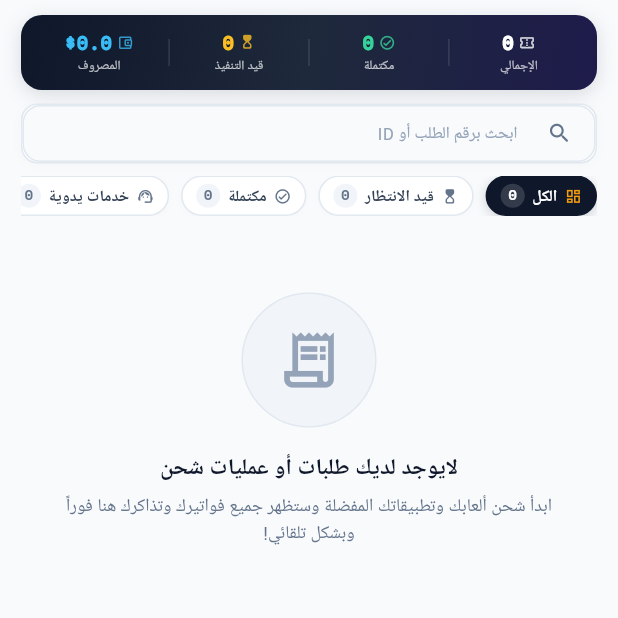
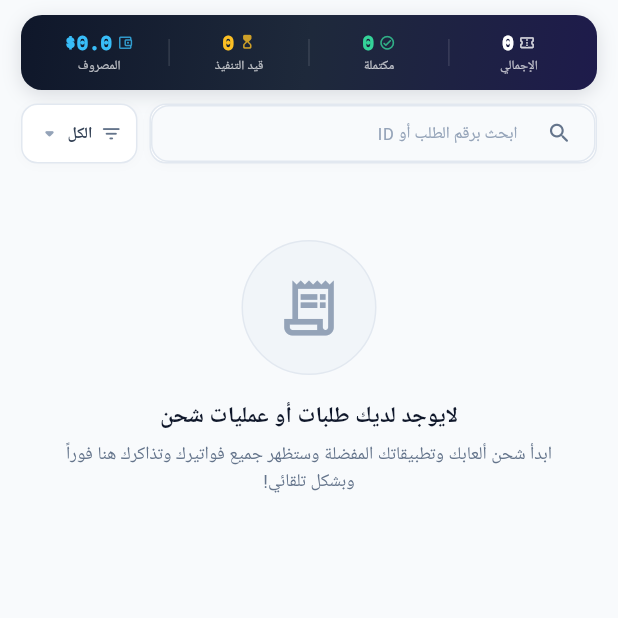
Before and after one commit to jihad2jtr/chargex_store, a Flutter app: the OrdersHistoryScreen screen opened directly, on a phone screen of 412 x 824 dp, the top half of it. Run offline on Flutter 3.47's test engine with Material 3 defaults, Android fonts, the phone set to English and light mode, and no system bars; our stand-ins replace barcode_widget, firebase_core, firebase_messaging, google_fonts, image_picker, pdf and 3 more; accounts and stored records are empty; network calls fail; Roboto replaces fonts that are missing (Cairo).

Commit message:
feat(user): replace filter chips with dropdown menu beside search bar
- Combine search bar and filter list in a single horizontal row layout
- Replace tactile filter pills with a dropdown filter menu next to search input
- Create centralized source for status filter options used by button and menu
- Highlight active filter visually on dropdown button with color and shadow
- Implement dropdown menu with icons, labels, and counts for each filter option
- Improve UI responsiveness by constraining dropdown width and adjusting paddings
- Update test to verify dropdown filter functionality and selection persistence

```diff
--- a/mobile/lib/screens/user/orders_history_screen.dart
+++ b/mobile/lib/screens/user/orders_history_screen.dart
@@ -219,12 +219,8 @@ class _OrdersHistoryScreenState extends State<OrdersHistoryScreen> {
             ),
             const SizedBox(height: 9),
 
-            // 2. Real-time Search Input
-            _buildSearchBar(),
-            const SizedBox(height: 8),
-
-            // 3. Tactile Filter Pills (الحالة)
-            _buildFilterChips(
+            // 2. البحث + قائمة الفلاتر في صف واحد: القائمة بجانب المستطيل
+            _buildSearchAndFilterRow(
               totalCount: allOrders.length,
               completedCount: completedCount,
               pendingCount: pendingCount,
@@ -670,122 +666,184 @@ class _OrdersHistoryScreenState extends State<OrdersHistoryScreen> {
   }
 
   // ===========================================================================
-  // 3. FILTER CHIPS
+  // 3. FILTER LIST — فلاتر الحالة في قائمة منسدلة بجانب مستطيل البحث
   // ===========================================================================
-  Widget _buildFilterChips({
+
+  /// خيارات الحالة في مصدر واحد يقرأ منه الزر والقائمة معاً، فلا يتفارقان
+  List<_StatusFilter> _statusFilters({
     required int totalCount,
     required int completedCount,
     required int pendingCount,
     required int manualCount,
     required int rejectedCount,
   }) {
-    return SingleChildScrollView(
-      scrollDirection: Axis.horizontal,
-      physics: const BouncingScrollPhysics(),
-      child: Row(
-        children: [
-          _buildFilterChip('all', 'الكل', totalCount, Icons.dashboard_outlined),
-          const SizedBox(width: 8),
-          _buildFilterChip(
+    return <_StatusFilter>[
+      _StatusFilter('all', 'الكل', totalCount, Icons.dashboard_outlined),
+      _StatusFilter(
         'pending',
         'قيد الانتظار',
         pendingCount,
         Icons.hourglass_top_rounded,
       ),
-          const SizedBox(width: 8),
-          _buildFilterChip(
+      _StatusFilter(
         'completed',
         'مكتملة',
         completedCount,
         Icons.check_circle_outline_rounded,
       ),
-          const SizedBox(width: 8),
-          _buildFilterChip(
+      _StatusFilter(
         'manual',
         'خدمات يدوية',
         manualCount,
         Icons.support_agent_outlined,
       ),
+      _StatusFilter('rejected', 'مرفوضة', rejectedCount, Icons.cancel_outlined),
+    ];
+  }
+
+  /// مستطيل البحث يأخذ بقية الصف، وقائمة الفلاتر إلى جانبه (يساره في RTL)
+  Widget _buildSearchAndFilterRow({
+    required int totalCount,
+    required int completedCount,
+    required int pendingCount,
+    required int manualCount,
+    required int rejectedCount,
+  }) {
+    final List<_StatusFilter> filters = _statusFilters(
+      totalCount: totalCount,
+      completedCount: completedCount,
+      pendingCount: pendingCount,
+      manualCount: manualCount,
+      rejectedCount: rejectedCount,
+    );
+    final _StatusFilter current = filters.firstWhere(
+      (_StatusFilter f) => f.key == _selectedFilter,
+      orElse: () => filters.first,
+    );
+
+    return Row(
+      children: [
+        Expanded(child: _buildSearchBar()),
         const SizedBox(width: 8),
-          _buildFilterChip(
-            'rejected',
-            'مرفوضة',
-            rejectedCount,
-            Icons.cancel_outlined,
-          ),
-        ],
-      ),
-    );
-  }
-
-  Widget _buildFilterChip(String key, String label, int count, IconData icon) {
-    final isSelected = _selectedFilter == key;
-
-    return InkWell(
-      onTap: () {
-        setState(() {
-          _selectedFilter = key;
-        });
-      },
-      borderRadius: BorderRadius.circular(16),
-      child: AnimatedContainer(
-        duration: const Duration(milliseconds: 180),
-        padding: const EdgeInsets.symmetric(horizontal: 9, vertical: 4.5),
+        _buildFilterMenu(current, filters),
+      ],
+    );
+  }
+
+  Widget _buildFilterMenu(_StatusFilter current, List<_StatusFilter> filters) {
+    // الفلتر النشِط يلوّن الزر ليُرى اختيار العميل من بعيد
+    final bool active = current.key != 'all';
+
+    return ConstrainedBox(
+      constraints: const BoxConstraints(maxWidth: 168),
+      child: PopupMenuButton<String>(
+        tooltip: 'فلتر الحالة',
+        color: Colors.white,
+        shape: RoundedRectangleBorder(
+          borderRadius: BorderRadius.circular(12),
+          side: const BorderSide(color: Color(0xFFE2E8F0)),
+        ),
+        padding: EdgeInsets.zero,
+        onSelected: (String key) => setState(() => _selectedFilter = key),
+        itemBuilder: (BuildContext context) => <PopupMenuEntry<String>>[
+          for (final _StatusFilter f in filters)
+            PopupMenuItem<String>(
+              value: f.key,
+              height: 40,
+              padding: const EdgeInsets.symmetric(horizontal: 10, vertical: 2),
+              child: _buildFilterRow(f, isSelected: f.key == current.key),
+            ),
+        ],
+        child: Container(
+          height: 40,
+          padding: const EdgeInsets.symmetric(horizontal: 9),
           decoration: BoxDecoration(
-          color: isSelected ? const Color(0xFF0F172A) : Colors.white,
-          borderRadius: BorderRadius.circular(16),
+            color: active ? const Color(0xFF0F172A) : Colors.white,
+            borderRadius: BorderRadius.circular(11),
             border: Border.all(
+              color: active ? const Color(0xFF0F172A) : const Color(0xFFE2E8F0),
+            ),
+            boxShadow: [
+              BoxShadow(
+                color: active
+                    ? const Color(0xFF0F172A).withValues(alpha: 0.18)
+                    : Colors.black.withValues(alpha: 0.02),
+                blurRadius: active ? 6 : 5,
+                offset: const Offset(0, 1),
+              ),
+            ],
+          ),
+          child: Row(
+            mainAxisSize: MainAxisSize.min,
+            children: [
+              Icon(
+                Icons.filter_list_rounded,
+                size: 15,
+                color: active
+                    ? const Color(0xFFF59E0B)
+                    : const Color(0xFF64748B),
+              ),
+              const SizedBox(width: 5),
+              Flexible(
+                child: Text(
+                  current.label,
+                  maxLines: 1,
+                  overflow: TextOverflow.ellipsis,
+                  style: AppTypography.cairo(
+                    fontSize: 10.5,
+                    fontWeight: FontWeight.w800,
+                    color: active ? Colors.white : const Color(0xFF334155),
+                  ),
+                ),
+              ),
+              const SizedBox(width: 3),
+              Icon(
+                Icons.arrow_drop_down_rounded,
+                size: 18,
+                color: active ? Colors.white : const Color(0xFF94A3B8),
+              ),
+            ],
+          ),
+        ),
+      ),
+    );
+  }
+
+  /// سطر الخيار داخل القائمة: أيقونة ثم عنوان ثم عدّاد، والمختار يبرز بالأسود
+  Widget _buildFilterRow(_StatusFilter f, {required bool isSelected}) {
+    return Row(
+      children: [
+        Icon(
+          f.icon,
+          size: 15,
+          color: isSelected ? const Color(0xFFF59E0B) : const Color(0xFF64748B),
+        ),
+        const SizedBox(width: 7),
+        Expanded(
+          child: Text(
+            f.label,
+            maxLines: 1,
+            overflow: TextOverflow.ellipsis,
+            style: AppTypography.cairo(
+              fontSize: 11,
+              fontWeight: isSelected ? FontWeight.w800 : FontWeight.w600,
               color: isSelected
                   ? const Color(0xFF0F172A)
-                : const Color(0xFFE2E8F0),
-            width: 1,
-          ),
-          boxShadow: isSelected
-              ? [
-                  BoxShadow(
-                    color: const Color(0xFF0F172A).withValues(alpha: 0.18),
-                    blurRadius: 6,
-                    offset: const Offset(0, 2),
-                  ),
-                ]
-              : [
-                  BoxShadow(
-                    color: Colors.black.withValues(alpha: 0.015),
-                    blurRadius: 3,
-                    offset: const Offset(0, 1),
-                  ),
-                ],
-        ),
-        child: Row(
-          mainAxisSize: MainAxisSize.min,
-          children: [
-            Icon(
-              icon,
-              size: 11.5,
-              color: isSelected
-                  ? const Color(0xFFF59E0B)
-                  : const Color(0xFF64748B),
-            ),
-            const SizedBox(width: 5),
-            Text(
-              label,
-              style: AppTypography.cairo(
-                fontSize: 10.5,
-                fontWeight: isSelected ? FontWeight.w800 : FontWeight.w600,
-                color: isSelected ? Colors.white : const Color(0xFF334155),
-              ),
-            ),
-            const SizedBox(width: 5),
+                  : const Color(0xFF334155),
+            ),
+          ),
+        ),
+        const SizedBox(width: 6),
         Container(
-              padding: const EdgeInsets.symmetric(horizontal: 5, vertical: 1),
+          padding: const EdgeInsets.symmetric(horizontal: 6, vertical: 1),
           decoration: BoxDecoration(
             color: isSelected
-                    ? Colors.white.withValues(alpha: 0.15)
+                ? const Color(0xFF0F172A)
                 : const Color(0xFFF1F5F9),
             borderRadius: BorderRadius.circular(9),
           ),
           child: Text(
-                '$count',
+            '${f.count}',
             style: AppTypography.technicalCode(
               fontSize: 9.5,
               fontWeight: FontWeight.bold,
@@ -794,8 +852,6 @@ class _OrdersHistoryScreenState extends State<OrdersHistoryScreen> {
           ),
         ),
       ],
-        ),
-      ),
     );
   }
 
@@ -2079,6 +2135,17 @@ class _OrderHistoryRow extends _HistoryRow {
 class _NumberHistoryRow extends _HistoryRow {
   final VirtualNumberRequestModel request;
   const _NumberHistoryRow(this.request, super.at);
+}
+
+// =============================================================================
+// STATUS FILTER — خيار واحد في قائمة الفلاتر بجانب مستطيل البحث
+// =============================================================================
+class _StatusFilter {
+  final String key;
+  final String label;
+  final int count;
+  final IconData icon;
+  const _StatusFilter(this.key, this.label, this.count, this.icon);
 }
 
 // =============================================================================
```
Also changed, not shown: 1 other file. Lines whose indentation alone changed are shown as unchanged.
